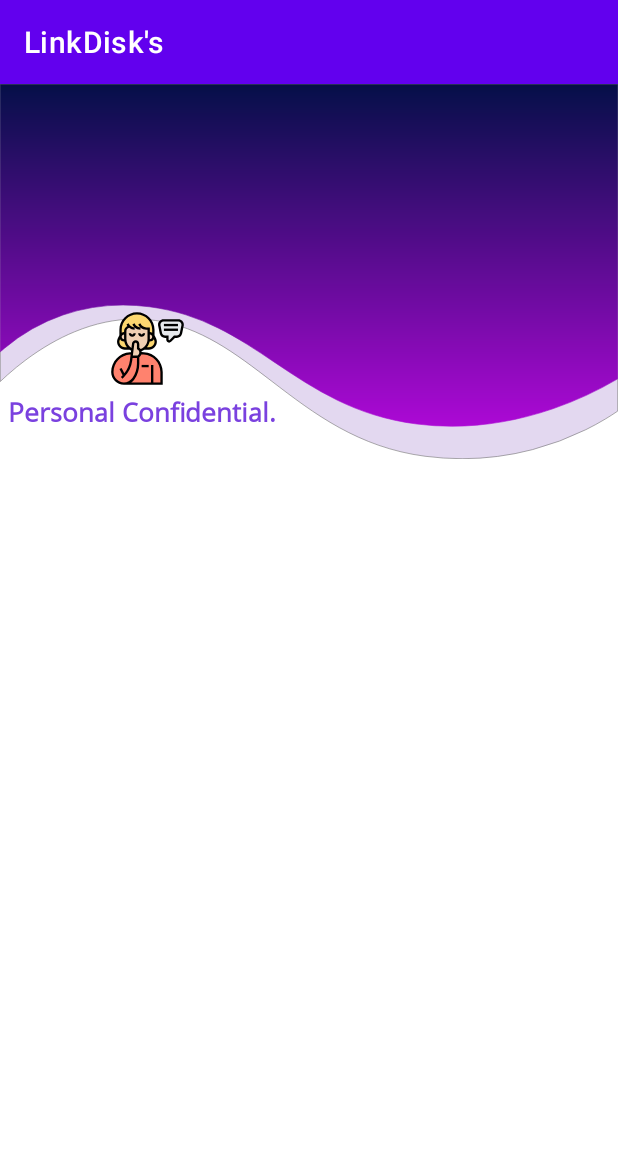
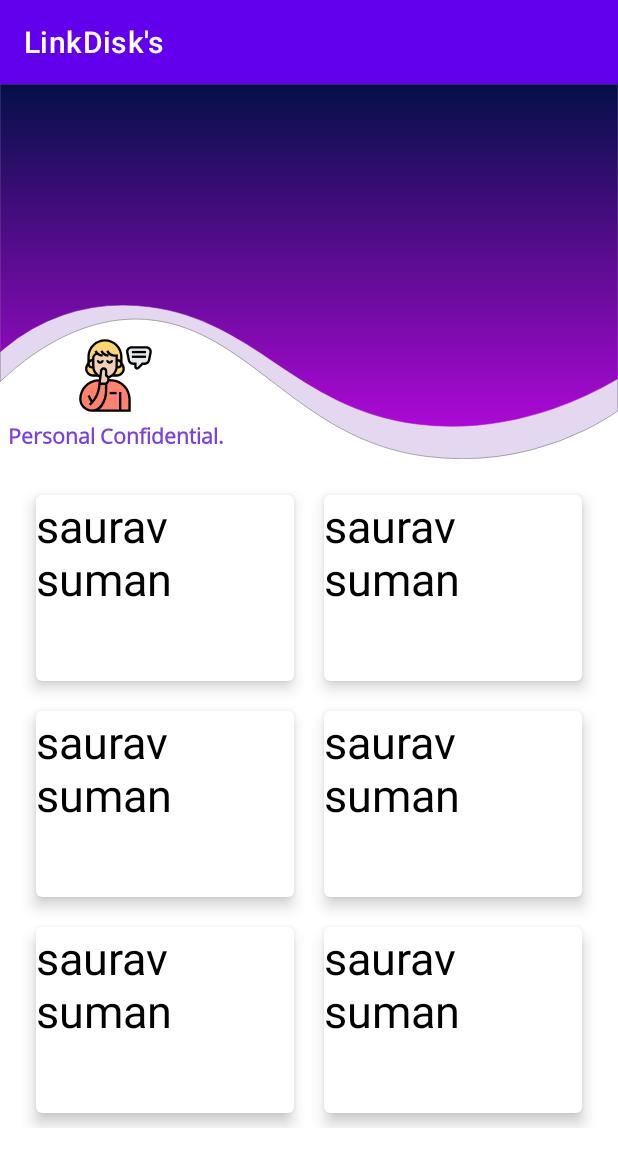
Before and after one commit to sauravsaxena7/OnlineVideoStreaming-Android-App, an Android app: the screen it shows after launch (MainActivity), on a phone screen of 412 x 824 dp. Shown: the top 1167 px of the screen. Run offline under Robolectric (Android 15) with nearby library versions, the phone set to English and light mode, and no system bars.

Commit message:
some layout changes with new ui

```diff
--- a/app/build.gradle
+++ b/app/build.gradle
@@ -36,4 +36,7 @@ dependencies {
     testImplementation 'junit:junit:4.+'
     androidTestImplementation 'androidx.test.ext:junit:1.1.2'
     androidTestImplementation 'androidx.test.espresso:espresso-core:3.3.0'
+    implementation "androidx.cardview:cardview:1.0.0"
+    implementation 'com.google.android.material:material:1.2.1'
+
 }
--- /dev/null
+++ b/app/src/main/res/drawable/ic_fast_forward_double_right_arrows.xml
@@ -0,0 +1,12 @@
+<vector xmlns:android="http://schemas.android.com/apk/res/android"
+    android:width="20.682dp"
+    android:height="20.682dp"
+    android:viewportWidth="220.682"
+    android:viewportHeight="220.682">
+  <path
+      android:fillColor="#FFFFFF"
+      android:pathData="M92.695,38.924l71.418,71.417l-71.418,71.417l28.284,28.285l99.703,-99.702l-99.703,-99.702z"/>
+  <path
+      android:fillColor="#FFFFFF"
+      android:pathData="M28.284,210.043l99.702,-99.702l-99.702,-99.702l-28.284,28.285l71.417,71.417l-71.417,71.417z"/>
+</vector>
--- a/app/src/main/res/layout/activity_main.xml
+++ b/app/src/main/res/layout/activity_main.xml
@@ -1,5 +1,5 @@
 <?xml version="1.0" encoding="utf-8"?>
-<androidx.constraintlayout.widget.ConstraintLayout
+<ScrollView
     xmlns:android="http://schemas.android.com/apk/res/android"
     xmlns:app="http://schemas.android.com/apk/res-auto"
     xmlns:tools="http://schemas.android.com/tools"
@@ -9,69 +9,215 @@
     tools:context=".MainActivity">
 
 
+    <LinearLayout
+        android:layout_width="match_parent"
+        android:layout_height="wrap_content"
+        android:orientation="vertical"
+        >
+
+        <RelativeLayout
+            android:layout_width="match_parent"
+            android:layout_height="wrap_content">
+
             <View
                 android:id="@+id/view"
                 android:layout_width="match_parent"
                 android:layout_height="250dp"
                 android:background="@drawable/ic_component_1___1"
-        app:layout_constraintEnd_toEndOf="parent"
-        app:layout_constraintHorizontal_bias="0.0"
-        app:layout_constraintStart_toStartOf="parent"
-        app:layout_constraintTop_toTopOf="parent" />
+                />
+
+            <LinearLayout
+                android:layout_width="wrap_content"
+                android:layout_height="wrap_content"
+                android:layout_alignParentBottom="true"
+                android:layout_marginBottom="168dp"
+                android:orientation="vertical">
 
                 <ImageView
                     android:layout_width="50dp"
                     android:layout_height="50dp"
-        android:src="@drawable/ic_confidential"
-        app:layout_constraintBottom_toTopOf="@+id/textView"
-        app:layout_constraintEnd_toEndOf="parent"
-        app:layout_constraintHorizontal_bias="0.202"
-        app:layout_constraintStart_toStartOf="parent" />
+                    android:layout_gravity="center_horizontal"
+                    android:src="@drawable/ic_confidential" />
 
                 <TextView
                     android:id="@+id/textView"
                     android:layout_width="wrap_content"
                     android:layout_height="wrap_content"
-        android:layout_marginTop="10dp"
                     android:fontFamily="@font/opensansregular"
+                    android:gravity="start"
                     android:padding="5dp"
                     android:text="Personal Confidential."
                     android:textColor="#7A41DF"
-        android:textSize="17sp"
-        android:textStyle="bold"
-        app:layout_constraintBottom_toBottomOf="@+id/view"
-        app:layout_constraintEnd_toEndOf="parent"
-        app:layout_constraintHorizontal_bias="0.0"
-        app:layout_constraintStart_toStartOf="parent"
-        app:layout_constraintTop_toTopOf="parent"
-        app:layout_constraintVertical_bias="0.931" />
+                    android:textSize="14sp"
+                    android:textStyle="bold" />
+            </LinearLayout>
 
-
-    <ScrollView
-        android:layout_width="match_parent"
-        android:layout_height="wrap_content"
-        app:layout_constraintBottom_toBottomOf="parent"
-        app:layout_constraintEnd_toEndOf="parent"
-        app:layout_constraintHorizontal_bias="0.0"
-        app:layout_constraintStart_toStartOf="parent"
-        app:layout_constraintTop_toBottomOf="@+id/view"
-        app:layout_constraintVertical_bias="0.0">
-
+        </RelativeLayout>
 
         <GridLayout
             android:layout_width="match_parent"
-            android:layout_height="0dp"
+            android:layout_height="460dp"
             android:alignmentMode="alignMargins"
             android:columnOrderPreserved="false"
+            android:orientation="vertical"
             android:padding="14dp"
             android:rowCount="3"
+            android:paddingBottom="10dp"
+            android:layout_marginBottom="30dp"
+            app:layout_constraintBottom_toBottomOf="parent"
+            app:layout_constraintTop_toBottomOf="@+id/view">
+
+
+            <com.google.android.material.card.MaterialCardView
+                android:layout_width="0dp"
+                android:layout_height="0dp"
+                android:layout_rowWeight="1"
+                android:layout_margin="10dp"
+                android:layout_columnWeight="1"
+                app:cardElevation="6dp"
+                android:backgroundTint="@color/white"
+
                 >
+
+                <TextView
+                    android:layout_width="wrap_content"
+                    android:layout_height="wrap_content"
+                    android:textSize="30sp"
+                    android:text="saurav suman"
+                    android:textColor="@color/black"
+                    />
+
+            </com.google.android.material.card.MaterialCardView>
+
+            <com.google.android.material.card.MaterialCardView
+                android:layout_width="0dp"
+                android:layout_height="0dp"
+                android:layout_rowWeight="1"
+                android:layout_columnWeight="1"
+                android:layout_margin="10dp"
+                app:cardElevation="6dp"
+                android:backgroundTint="@color/white"
+
+                >
+
+                <TextView
+                    android:layout_width="wrap_content"
+                    android:layout_height="wrap_content"
+                    android:textSize="30sp"
+                    android:text="saurav suman"
+                    android:textColor="@color/black"
+                    />
+
+            </com.google.android.material.card.MaterialCardView>
+
+            <com.google.android.material.card.MaterialCardView
+                android:layout_width="0dp"
+                android:layout_height="0dp"
+                android:layout_rowWeight="1"
+                android:layout_columnWeight="1"
+                android:layout_margin="10dp"
+                app:cardElevation="6dp"
+                android:backgroundTint="@color/white"
+
+                >
+
+                <TextView
+                    android:layout_width="wrap_content"
+                    android:layout_height="wrap_content"
+                    android:textSize="30sp"
+                    android:text="saurav suman"
+                    android:textColor="@color/black"
+                    />
+
+            </com.google.android.material.card.MaterialCardView>
+
+            <com.google.android.material.card.MaterialCardView
+                android:layout_width="0dp"
+                android:layout_height="0dp"
+                android:layout_rowWeight="1"
+                android:layout_columnWeight="1"
+                android:layout_margin="10dp"
+                app:cardElevation="6dp"
+                android:backgroundTint="@color/white"
+
+                >
+
+                <TextView
+                    android:layout_width="wrap_content"
+                    android:layout_height="wrap_content"
+                    android:textSize="30sp"
+                    android:text="saurav suman"
+                    android:textColor="@color/black"
+                    />
+
+            </com.google.android.material.card.MaterialCardView>
+
+            <com.google.android.material.card.MaterialCardView
+                android:layout_width="0dp"
+                android:layout_height="0dp"
+                android:layout_rowWeight="1"
+                android:layout_columnWeight="1"
+                app:cardElevation="6dp"
+                android:layout_margin="10dp"
+                android:backgroundTint="@color/white"
+
+                >
+
+                <TextView
+                    android:layout_width="wrap_content"
+                    android:layout_height="wrap_content"
+                    android:textSize="30sp"
+                    android:text="saurav suman"
+                    android:textColor="@color/black"
+                    />
+
+            </com.google.android.material.card.MaterialCardView>
+
+            <com.google.android.material.card.MaterialCardView
+                android:layout_width="0dp"
+                android:layout_height="0dp"
+                android:layout_rowWeight="1"
+                android:layout_columnWeight="1"
+                app:cardElevation="6dp"
+                android:layout_margin="10dp"
+                android:backgroundTint="@color/white"
+
+                >
+
+                <TextView
+                    android:layout_width="wrap_content"
+                    android:layout_height="wrap_content"
+                    android:textSize="30sp"
+                    android:text="saurav suman"
+                    android:textColor="@color/black"
+                    />
+
+            </com.google.android.material.card.MaterialCardView>
+
+        </GridLayout>
 
 
 
-        </GridLayout>
+        <com.google.android.material.button.MaterialButton
+            android:id="@+id/login_email_next_btn_id"
+            android:layout_width="match_parent"
+            android:layout_height="wrap_content"
+            android:layout_marginTop="30dp"
+            android:text="@string/upgrade_your_account"
+            android:padding="10dp"
+            android:textAllCaps="false"
+            android:textColor="#FFFFFF"
+            android:drawableRight="@drawable/ic_fast_forward_double_right_arrows"
+            android:textSize="15sp"
+            android:drawablePadding="7dp"
+            android:layout_marginRight="10dp"
+            android:layout_marginLeft="10dp"
+            android:layout_marginBottom="13dp"
+            tools:targetApi="lollipop" />
+
+
+    </LinearLayout>
+
+
 
 </ScrollView>
-
-
-</androidx.constraintlayout.widget.ConstraintLayout>
--- a/app/src/main/res/values-night/themes.xml
+++ b/app/src/main/res/values-night/themes.xml
@@ -3,7 +3,7 @@
     <style name="Theme.LinkDisks" parent="Theme.MaterialComponents.DayNight.NoActionBar">
         <!-- Primary brand color. -->
         <item name="colorPrimary">@color/purple_200</item>
-        <item name="colorPrimaryVariant">@color/purple_700</item>
+        <item name="colorPrimaryVariant">#5F13E6</item>
         <item name="colorOnPrimary">@color/black</item>
         <!-- Secondary brand color. -->
         <item name="colorSecondary">@color/teal_200</item>
--- a/app/src/main/res/values/strings.xml
+++ b/app/src/main/res/values/strings.xml
@@ -1,3 +1,4 @@
 <resources>
     <string name="app_name">LinkDisk\'s</string>
+    <string name="upgrade_your_account"><![CDATA[Upgrade Your Account]]></string>
 </resources>
```
Lines whose indentation alone changed are shown as unchanged.
